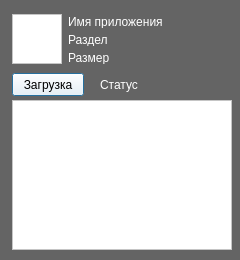
First picture: the form in appdialog.ui, repository Limows/LimFTPClient_S60, before the edit.
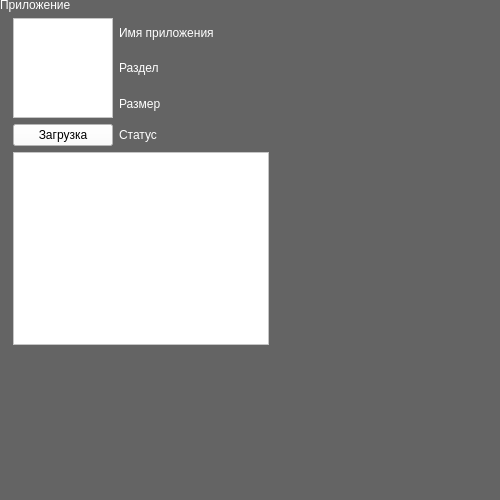
Second picture: the form after the edit.

```diff
--- a/appdialog.ui
+++ b/appdialog.ui
@@ -1,13 +1,13 @@
 <?xml version="1.0" encoding="UTF-8"?>
 <ui version="4.0">
  <class>AppDialog</class>
- <widget class="QDialog" name="AppDialog">
+ <widget class="QWidget" name="AppDialog">
   <property name="geometry">
    <rect>
     <x>0</x>
     <y>0</y>
-    <width>240</width>
-    <height>260</height>
+    <width>500</width>
+    <height>500</height>
    </rect>
   </property>
   <property name="palette">
@@ -428,14 +428,60 @@
   <property name="windowTitle">
    <string>AppName</string>
   </property>
+  <widget class="QWidget" name="gridLayoutWidget">
+   <property name="geometry">
+    <rect>
+     <x>0</x>
+     <y>-2</y>
+     <width>282</width>
+     <height>353</height>
+    </rect>
+   </property>
+   <layout class="QGridLayout" name="ContentLayout">
+    <property name="leftMargin">
+     <number>0</number>
+    </property>
+    <property name="topMargin">
+     <number>0</number>
+    </property>
+    <property name="rightMargin">
+     <number>0</number>
+    </property>
+    <property name="bottomMargin">
+     <number>6</number>
+    </property>
+    <item row="0" column="0" colspan="4">
+     <widget class="QLabel" name="TitleLabel">
+      <property name="text">
+       <string>Приложение</string>
+      </property>
+     </widget>
+    </item>
+    <item row="1" column="1">
   <widget class="QGraphicsView" name="graphicsView">
-   <property name="geometry">
-    <rect>
-     <x>12</x>
-     <y>14</y>
+      <property name="sizePolicy">
+       <sizepolicy hsizetype="Preferred" vsizetype="Preferred">
+        <horstretch>0</horstretch>
+        <verstretch>0</verstretch>
+       </sizepolicy>
+      </property>
+      <property name="minimumSize">
+       <size>
      <width>50</width>
      <height>50</height>
-    </rect>
+       </size>
+      </property>
+      <property name="maximumSize">
+       <size>
+        <width>100</width>
+        <height>100</height>
+       </size>
+      </property>
+      <property name="baseSize">
+       <size>
+        <width>50</width>
+        <height>0</height>
+       </size>
    </property>
    <property name="palette">
     <palette>
@@ -853,54 +899,50 @@
     </palette>
    </property>
   </widget>
+    </item>
+    <item row="1" column="2">
+     <layout class="QVBoxLayout" name="StringLayout">
+      <item>
   <widget class="QLabel" name="NameLabel">
-   <property name="geometry">
-    <rect>
-     <x>68</x>
-     <y>15</y>
-     <width>150</width>
-     <height>13</height>
-    </rect>
-   </property>
    <property name="text">
     <string>Имя приложения</string>
    </property>
   </widget>
+      </item>
+      <item>
   <widget class="QLabel" name="CategoryLabel">
-   <property name="geometry">
-    <rect>
-     <x>68</x>
-     <y>33</y>
-     <width>46</width>
-     <height>13</height>
-    </rect>
-   </property>
    <property name="text">
     <string>Раздел</string>
    </property>
   </widget>
+      </item>
+      <item>
   <widget class="QLabel" name="SizeLabel">
-   <property name="geometry">
-    <rect>
-     <x>68</x>
-     <y>51</y>
-     <width>46</width>
-     <height>13</height>
-    </rect>
-   </property>
    <property name="text">
     <string>Размер</string>
    </property>
   </widget>
+      </item>
+     </layout>
+    </item>
+    <item row="4" column="0">
+     <spacer name="LeftSpacer">
+      <property name="orientation">
+       <enum>Qt::Horizontal</enum>
+      </property>
+      <property name="sizeType">
+       <enum>QSizePolicy::Fixed</enum>
+      </property>
+      <property name="sizeHint" stdset="0">
+       <size>
+        <width>6</width>
+        <height>20</height>
+       </size>
+      </property>
+     </spacer>
+    </item>
+    <item row="4" column="1">
   <widget class="QPushButton" name="DownloadButton">
-   <property name="geometry">
-    <rect>
-     <x>12</x>
-     <y>73</y>
-     <width>72</width>
-     <height>23</height>
-    </rect>
-   </property>
    <property name="palette">
     <palette>
      <active>
@@ -1320,28 +1362,32 @@
     <string>Загрузка</string>
    </property>
   </widget>
+    </item>
+    <item row="4" column="2">
   <widget class="QLabel" name="StatusLabel">
-   <property name="geometry">
-    <rect>
-     <x>100</x>
-     <y>73</y>
-     <width>46</width>
-     <height>23</height>
-    </rect>
-   </property>
    <property name="text">
     <string>Статус</string>
    </property>
   </widget>
+    </item>
+    <item row="4" column="3">
+     <spacer name="RightSpacer">
+      <property name="orientation">
+       <enum>Qt::Horizontal</enum>
+      </property>
+      <property name="sizeType">
+       <enum>QSizePolicy::Fixed</enum>
+      </property>
+      <property name="sizeHint" stdset="0">
+       <size>
+        <width>6</width>
+        <height>20</height>
+       </size>
+      </property>
+     </spacer>
+    </item>
+    <item row="5" column="1" colspan="2">
   <widget class="QTextEdit" name="textEdit">
-   <property name="geometry">
-    <rect>
-     <x>12</x>
-     <y>100</y>
-     <width>220</width>
-     <height>150</height>
-    </rect>
-   </property>
    <property name="palette">
     <palette>
      <active>
@@ -1757,6 +1803,9 @@
      </disabled>
     </palette>
    </property>
+     </widget>
+    </item>
+   </layout>
   </widget>
  </widget>
  <resources/>
```
Lines whose indentation alone changed are shown as unchanged.
